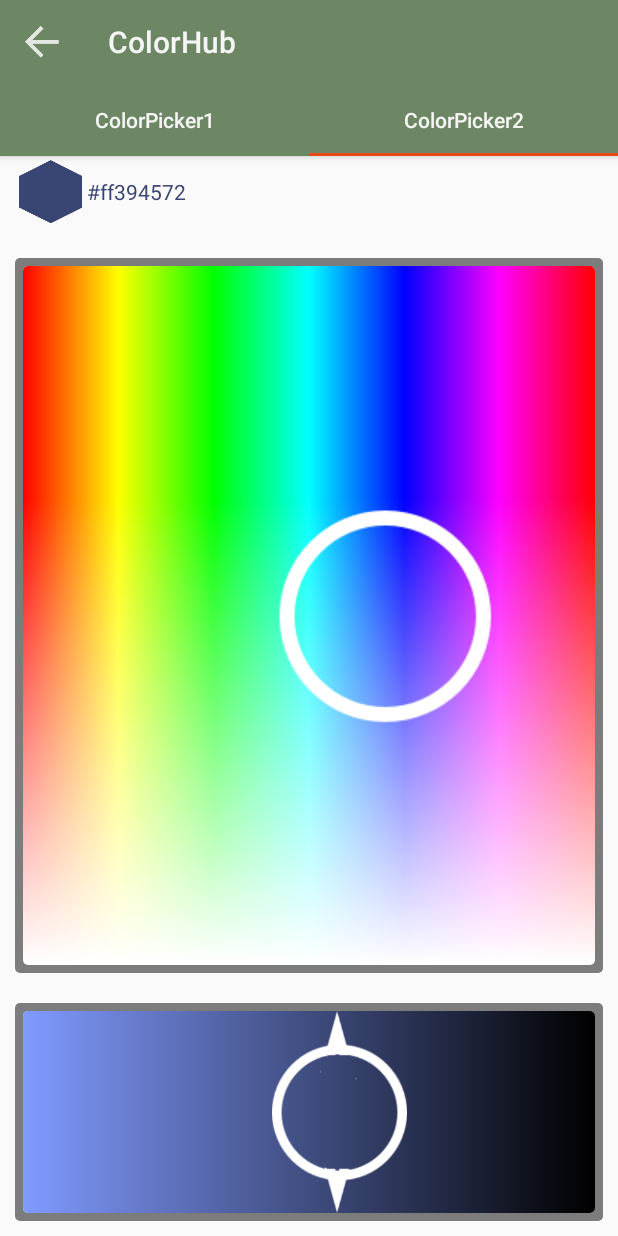
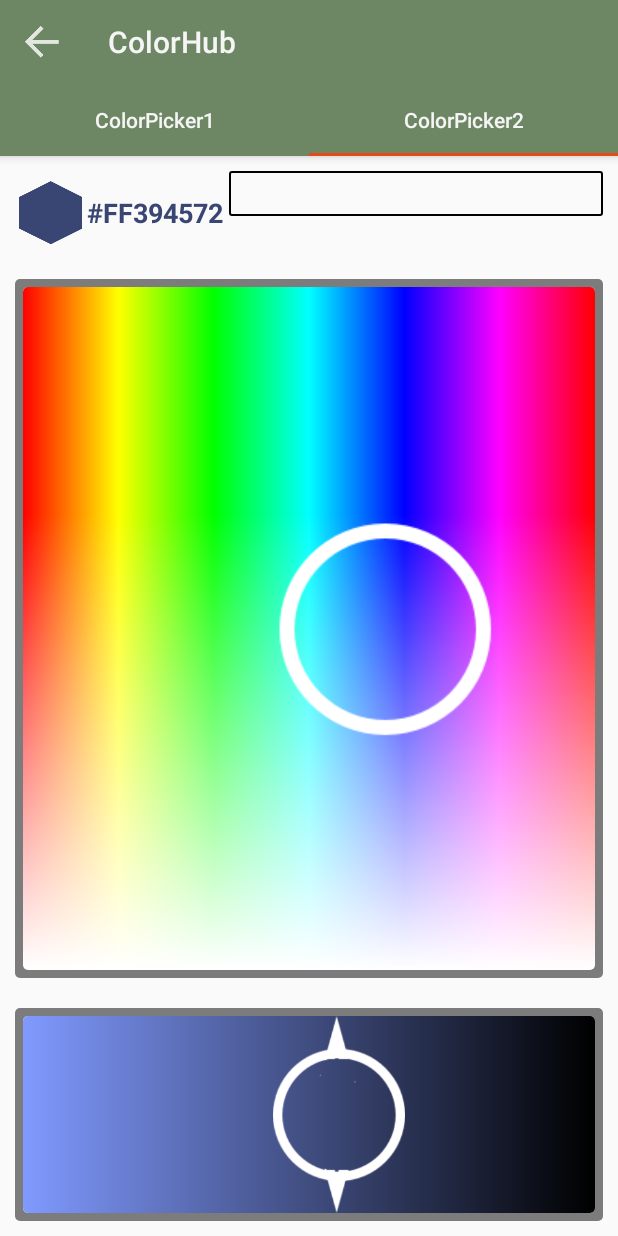
Before and after one commit to AntriKodSoft/ColorHub, an Android app: the ColorPicker1 screen opened directly, with no data from a screen before it, tab 2 chosen, on a phone screen of 412 x 824 dp. Run offline under Robolectric (Android 15) with nearby library versions, the phone set to English and light mode, and no system bars.

Commit message:
added color views to picker2

```diff
--- a/app/src/main/java/layout/ColorPicker2.java
+++ b/app/src/main/java/layout/ColorPicker2.java
@@ -1,18 +1,23 @@
 package layout;
 
 import android.content.Context;
+import android.graphics.Color;
 import android.graphics.drawable.Drawable;
 import android.net.Uri;
 import android.os.Build;
 import android.os.Bundle;
 import android.support.v4.app.Fragment;
+import android.util.Log;
 import android.view.LayoutInflater;
 import android.view.View;
 import android.view.ViewGroup;
 import android.widget.TextView;
+import android.widget.Toast;
 
 import cheetatech.com.colorhub.R;
 import cheetatech.com.colorhub.colorpicker.GradientView;
+import cheetatech.com.colorhub.defines.BoardEditor;
+import cheetatech.com.colorhub.defines.ColorItem;
 
 public class ColorPicker2 extends Fragment {
 
@@ -20,6 +25,26 @@ public class ColorPicker2 extends Fragment {
     private GradientView mBottom = null;
     private TextView mTextView = null;
     private Drawable mIcon = null;
+    private int colorText = 0;
+
+    View[] views = null;
+    int[] viewIds = new int[]{R.id.color1,R.id.color2,R.id.color3,R.id.color4,R.id.color5};
+    ColorItem[] colors = new ColorItem[]{
+            new ColorItem(0),
+            new ColorItem(0),
+            new ColorItem(0),
+            new ColorItem(0),
+            new ColorItem(0),
+            /*
+
+            new ColorItem(0,0,0,0),
+            new ColorItem(0,0,0,0),
+            new ColorItem(0,0,0,0),
+            new ColorItem(0,0,0,0),
+            new ColorItem(0,0,0,0),
+             */
+
+    };
 
     public ColorPicker2() {
         // Required empty public constructor
@@ -45,6 +70,19 @@ public class ColorPicker2 extends Fragment {
     public void onActivityCreated(Bundle savedInstanceState) {
         super.onActivityCreated(savedInstanceState);
 
+
+        views = new View[5];
+        for (int i = 0;i<viewIds.length;i++)
+        {
+            views[i] = (View)getView().findViewById(viewIds[i]);
+            //views[i].setOnClickListener(this);
+        }
+
+        for(int j = 0;j<colors.length;j++)
+            views[j].setBackgroundColor(colors[j].getColor());
+
+
+
         mIcon = getResources().getDrawable(R.mipmap.ic_launcher);
         mTextView = (TextView) getView().findViewById(R.id.color);
 
@@ -55,17 +93,108 @@ public class ColorPicker2 extends Fragment {
         mBottom.setOnColorChangedListener(new GradientView.OnColorChangedListener() {
             @Override
             public void onColorChanged(GradientView view, int color) {
+                colorText = color;
                 mTextView.setTextColor(color);
                 mTextView.setText("#" + Integer.toHexString(color));
                 if (Build.VERSION.SDK_INT >= Build.VERSION_CODES.LOLLIPOP) {
                     mIcon.setTint(color);
                 }
+
             }
         });
 
-        int color = 0xFF394572;
+        final int color = 0xFF394572;
         mTop.setColor(color);
 
+
+        mTextView.setOnClickListener(new View.OnClickListener() {
+            @Override
+            public void onClick(View view) {
+                addToView(new ColorItem(colorText));
+                BoardEditor.getInstance().copyToClipBoard(mTextView.getText().toString());
+                Toast.makeText(BoardEditor.getInstance().getContext(), "Color " + mTextView.getText().toString() +
+                        " copied to clipboard...", Toast.LENGTH_SHORT).show();
+            }
+        });
+
+
+
+        views[0].setOnClickListener(new View.OnClickListener() {
+            @Override
+            public void onClick(View view) {
+                BoardEditor.getInstance().copyToClipBoard(colors[0].toString());
+                int coloraa = 0xFF000000;
+                //mBottom.setColor(coloraa);
+                mTop.setColor(colors[0].getColor());
+                mTop.setBrightnessGradientColor(colors[0].getColor());
+                mTextView.setTextColor(colors[0].getColor());
+                if (Build.VERSION.SDK_INT >= Build.VERSION_CODES.LOLLIPOP) {
+                    mIcon.setTint(colors[0].getColor());
+                }
+                Toast.makeText(BoardEditor.getInstance().getContext(), "Color " + "#" + Integer.toHexString(colors[0].getColor()) +
+                        " copied to clipboard...", Toast.LENGTH_SHORT).show();
+
+            }
+        });
+        views[1].setOnClickListener(new View.OnClickListener() {
+            @Override
+            public void onClick(View view) {
+                BoardEditor.getInstance().copyToClipBoard(colors[1].toString());
+                mBottom.setColor(colors[1].getColor());
+                Toast.makeText(BoardEditor.getInstance().getContext(), "Color " + colors[1].toString() +
+                        " copied to clipboard...", Toast.LENGTH_SHORT).show();
+            }
+        });
+        views[2].setOnClickListener(new View.OnClickListener() {
+            @Override
+            public void onClick(View view) {
+                BoardEditor.getInstance().copyToClipBoard(colors[2].toString());
+                mBottom.setColor(colors[2].getColor());
+                Toast.makeText(BoardEditor.getInstance().getContext(), "Color " + colors[2].toString() +
+                        " copied to clipboard...", Toast.LENGTH_SHORT).show();
+
+            }
+        });
+        views[3].setOnClickListener(new View.OnClickListener() {
+            @Override
+            public void onClick(View view) {
+                BoardEditor.getInstance().copyToClipBoard(colors[3].toString());
+                mBottom.setColor(colors[3].getColor());
+                Toast.makeText(BoardEditor.getInstance().getContext(), "Color " + colors[3].toString() +
+                        " copied to clipboard...", Toast.LENGTH_SHORT).show();
+
+            }
+        });
+        views[4].setOnClickListener(new View.OnClickListener() {
+            @Override
+            public void onClick(View view) {
+                BoardEditor.getInstance().copyToClipBoard(colors[4].toString());
+                mBottom.setColor(colors[4].getColor());
+                Toast.makeText(BoardEditor.getInstance().getContext(), "Color " + colors[4].toString() +
+                        " copied to clipboard...", Toast.LENGTH_SHORT).show();
+            }
+        });
+
+
+    }
+    private void addToView(ColorItem colorItem) {
+
+        if(views != null) {
+            ColorItem[] refColors = new ColorItem[6];
+            int i;
+            for(i = 0;i<colors.length;i++)
+                refColors[i] = colors[i];
+            views[0].setBackgroundColor(Color.BLUE);
+            //views[0].setBackgroundColor(Color.argb(colorItem.getOpacity(), colorItem.getRed(), colorItem.getGreen(), colorItem.getBlue()));
+            views[0].setBackgroundColor(colorItem.getColor());
+            for (i = 0; i < colors.length - 1; i++)
+                views[i + 1].setBackgroundColor(refColors[i].getColor());
+
+            colors[0] = new ColorItem(colorItem.getColor());
+
+            for (i = 0; i < colors.length - 1; i++)
+                colors[i + 1] = new ColorItem(refColors[i].getColor());
+        }
     }
 
 }
--- a/app/src/main/res/layout/fragment_color_picker2.xml
+++ b/app/src/main/res/layout/fragment_color_picker2.xml
@@ -2,17 +2,97 @@
     xmlns:tools="http://schemas.android.com/tools"
     xmlns:app="http://schemas.android.com/apk/res-auto"
     android:layout_width="match_parent"
-    android:layout_height="match_parent">
+    android:layout_height="match_parent"
 
-    <TextView
-        android:id="@+id/color"
-        android:text="Hello Worl"
-        android:textSize="14sp"
-        android:gravity="center_vertical"
+    >
+    <LinearLayout
         android:layout_width="wrap_content"
         android:layout_height="wrap_content"
-        android:layout_marginLeft="10dp"
-        />
+        android:id="@+id/colorLinearLayout"
+        android:layout_marginTop="10dp"
+        >
+        <TextView
+            android:id="@+id/color"
+            android:text="#FFFFFFFF"
+            android:textStyle="bold"
+            android:textSize="18sp"
+            android:gravity="center"
+            android:layout_width="wrap_content"
+            android:layout_height="wrap_content"
+            android:layout_marginLeft="10dp"
+            android:textAllCaps="true"
+            android:layout_marginTop="4dp"
+            />
+
+    </LinearLayout>
+
+
+
+    <LinearLayout
+        android:layout_toRightOf="@+id/colorLinearLayout"
+        android:id="@+id/imageLinearLayout"
+        android:layout_marginTop="10dp"
+        android:layout_marginLeft="4dp"
+        android:layout_below="@+id/opacitySeekBar"
+        android:layout_width="fill_parent"
+        android:layout_marginRight="@dimen/gap_large"
+        android:layout_height="30dp"
+        android:background="@drawable/border_shape"
+        android:orientation="horizontal"
+
+        >
+        <View
+            android:layout_width="match_parent"
+            android:layout_height="match_parent"
+            android:layout_marginLeft="1dp"
+            android:layout_marginBottom="1dp"
+            android:layout_marginTop="1dp"
+            android:id="@+id/color1"
+            android:layout_weight="1"
+            android:background="@android:color/transparent"
+            />
+        <View
+            android:layout_width="match_parent"
+            android:layout_height="match_parent"
+            android:id="@+id/color2"
+            android:layout_weight="1"
+            android:layout_marginBottom="1dp"
+            android:layout_marginTop="1dp"
+            android:background="@android:color/transparent"
+            />
+
+        <View
+            android:layout_width="match_parent"
+            android:layout_height="match_parent"
+            android:id="@+id/color3"
+            android:layout_weight="1"
+            android:layout_marginBottom="1dp"
+            android:layout_marginTop="1dp"
+            android:background="@android:color/transparent"
+            />
+
+                                                                                                                                                         <View
+            android:layout_width="match_parent"
+            android:layout_height="match_parent"
+            android:id="@+id/color4"
+            android:layout_weight="1"
+            android:layout_marginBottom="1dp"
+            android:layout_marginTop="1dp"
+            android:background="@android:color/transparent"
+            />
+
+        <View
+            android:layout_width="match_parent"
+            android:layout_height="match_parent"
+            android:id="@+id/color5"
+            android:layout_weight="1"
+            android:layout_marginBottom="1dp"
+            android:layout_marginTop="1dp"
+            android:layout_marginRight="1dp"
+            android:background="@android:color/transparent"
+            />
+
+    </LinearLayout>
 
 
     <LinearLayout
@@ -20,7 +100,7 @@
         android:layout_width="match_parent"
         android:layout_height="match_parent"
         android:orientation="vertical"
-        android:layout_below="@id/color"
+        android:layout_below="@id/colorLinearLayout"
         >
 
 
```
Also changed, not shown: app/src/main/java/cheetatech/com/colorhub/colorpicker/GradientView.java (+29 -0 lines), app/src/main/java/cheetatech/com/colorhub/defines/ColorItem.java (+20 -6 lines), app/src/main/java/layout/ColorPicker1.java (+5 -5 lines).
